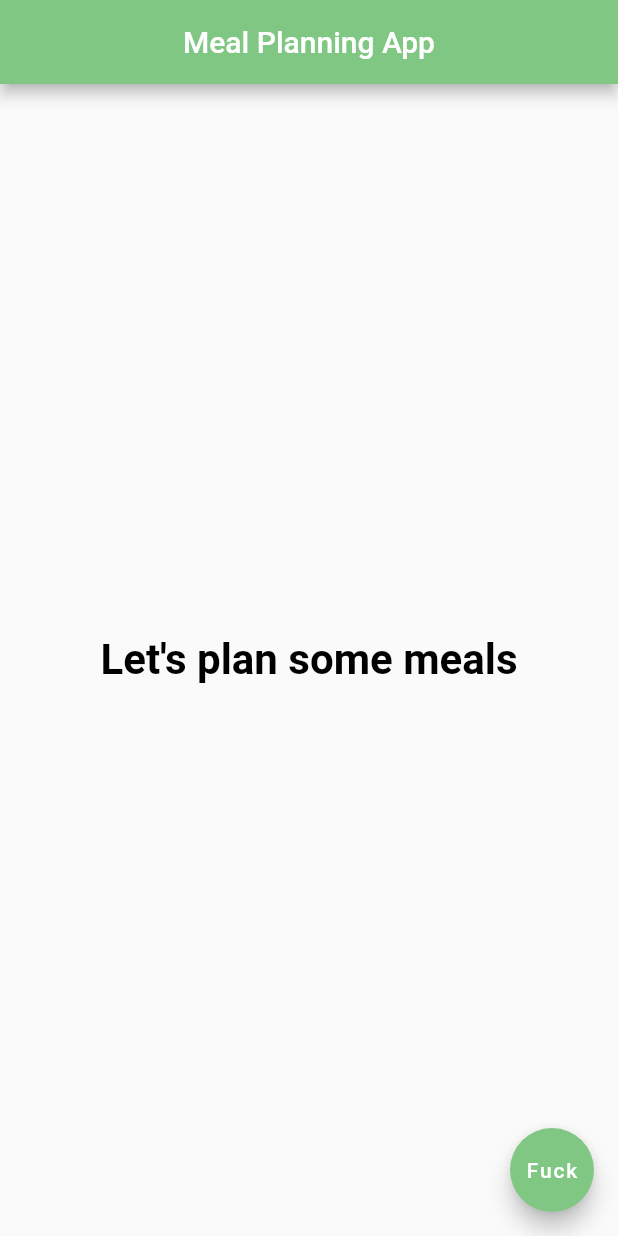
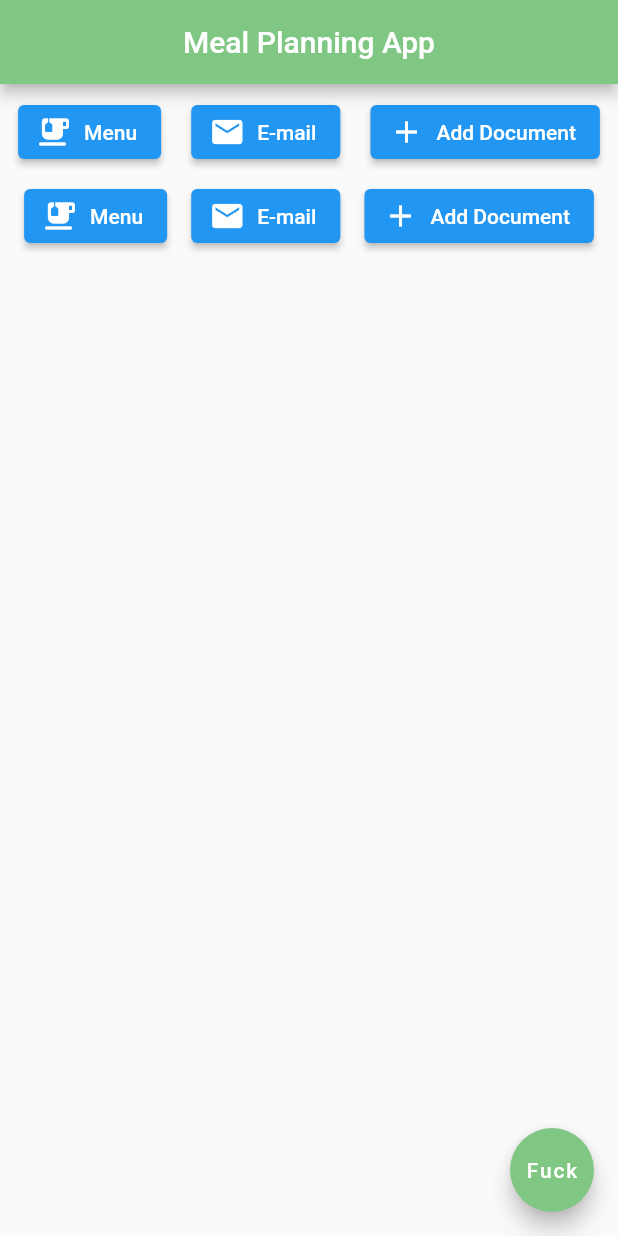
Before and after one commit to Sparktrot13/myapp, a Flutter app: the screen it shows after launch, on a phone screen of 412 x 824 dp. Run offline on Flutter 3.47's test engine with Material 2 defaults, Android fonts, the phone set to English and light mode, and no system bars.

Commit message:
Set up Stateless widgets

```diff
--- a/lib/main.dart
+++ b/lib/main.dart
@@ -14,15 +14,48 @@ class Home extends StatelessWidget {
         centerTitle: true,
         backgroundColor: Colors.green[300],
       ),
-      body: const Center(
-        child: Text(
-          "Let's plan some meals",
-          style: TextStyle(
-              fontSize: 28.0,
-              fontWeight: FontWeight.bold,
-              color: Colors.black
+      body: Column(
+        children: [
+          Row(
+            mainAxisAlignment: MainAxisAlignment.spaceEvenly,
+            children: [ElevatedButton.icon(
+              onPressed: () {},
+              icon: const Icon(Icons.emoji_food_beverage_rounded),
+              label: const Text('Menu'),
+            ),
+              Padding(
+                padding: const EdgeInsets.all(8.0),
+                child: ElevatedButton.icon(
+                  onPressed: (){},
+                  icon: const Icon(Icons.email),
+                  label: const Text('E-mail'),
+                ),
+              ),
+              ElevatedButton.icon(
+                onPressed: (){},
+                icon: const Icon(Icons.add),
+                label: const Text('Add Document'),
+              ),],
           ),
-        ),
+          Row(
+            mainAxisAlignment: MainAxisAlignment.spaceEvenly,
+            children: [ElevatedButton.icon(
+              onPressed: () {},
+              icon: const Icon(Icons.emoji_food_beverage_rounded),
+              label: const Text('Menu'),
+            ),
+              ElevatedButton.icon(
+                onPressed: (){},
+                icon: const Icon(Icons.email),
+                label: const Text('E-mail'),
+              ),
+              ElevatedButton.icon(
+                onPressed: (){},
+                icon: const Icon(Icons.add),
+                label: const Text('Add Document'),
+              ),],
+          ),
+        ],
       ),
       floatingActionButton: FloatingActionButton(
         onPressed: () {  },
```
